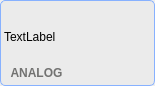
First picture: the form in trunk/src/edr/src/hmm_view/ui/filter.ui, repository mk4me/hm-mde-one, before the edit.
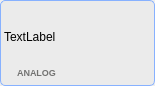
Second picture: the form after the edit.

Diff of the .ui file:
```diff
--- a/trunk/src/edr/src/hmm_view/ui/filter.ui
+++ b/trunk/src/edr/src/hmm_view/ui/filter.ui
@@ -106,6 +106,7 @@
          </property>
          <property name="font">
           <font>
+           <pointsize>7</pointsize>
            <weight>75</weight>
            <bold>true</bold>
           </font>
```
Left out of the diff: 3 changed lines with no effect on the pictures.
